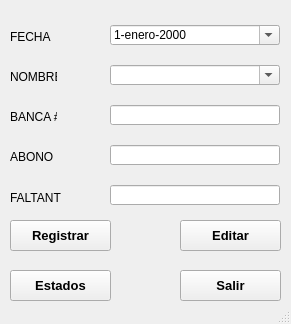
The window that MiniNomina/FrmDesign/Faltantes.ui (CodeDrTech/DevelopPython) describes before a commit, drawn with Qt 5.
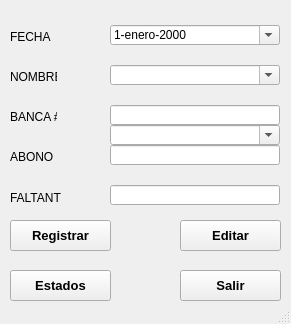
The same window after the commit. Icons and pictures are not drawn.

Patch:
```diff
--- a/MiniNomina/FrmDesign/Faltantes.ui
+++ b/MiniNomina/FrmDesign/Faltantes.ui
@@ -282,6 +282,19 @@
      </size>
     </property>
    </widget>
+   <widget class="QComboBox" name="cmbBanca">
+    <property name="geometry">
+     <rect>
+      <x>110</x>
+      <y>125</y>
+      <width>170</width>
+      <height>20</height>
+     </rect>
+    </property>
+    <property name="editable">
+     <bool>true</bool>
+    </property>
+   </widget>
   </widget>
   <widget class="QStatusBar" name="statusbar"/>
  </widget>
```
